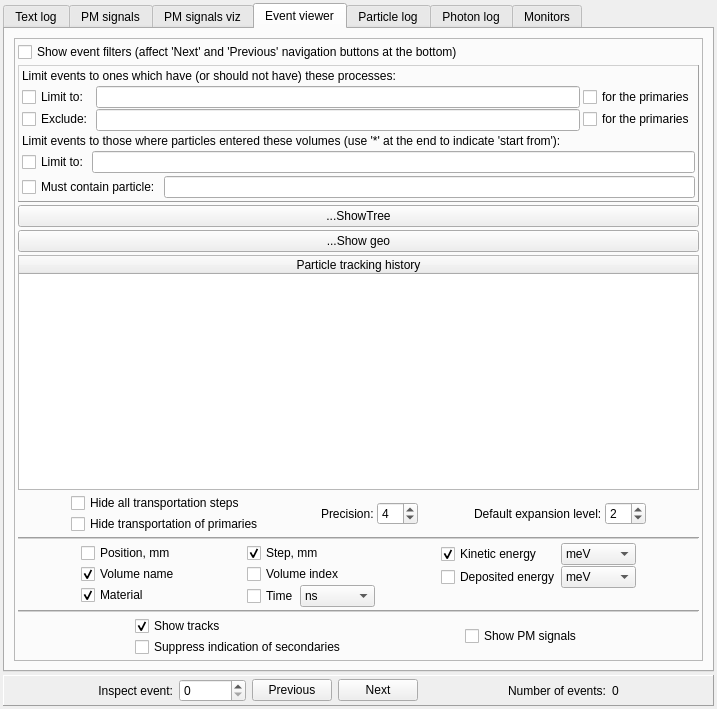
First picture: the form in src/gui/outputwindow.ui, repository andrmor/ANTS2, before the edit.
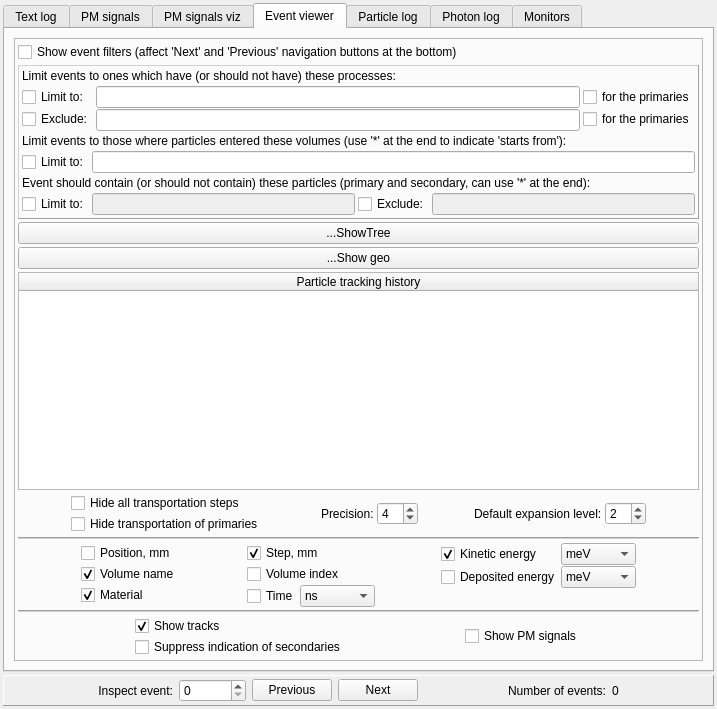
Second picture: the form after the edit.

```diff
--- a/src/gui/outputwindow.ui
+++ b/src/gui/outputwindow.ui
@@ -869,7 +869,7 @@
               <item>
                <widget class="QLabel" name="label_32">
                 <property name="text">
-                 <string>Limit events to those where particles entered these volumes (use '*' at the end to indicate 'start from'):</string>
+                 <string>Limit events to those where particles entered these volumes (use '*' at the end to indicate 'starts from'):</string>
                 </property>
                </widget>
               </item>
@@ -890,6 +890,13 @@
                 </item>
                </layout>
               </item>
+              <item>
+               <widget class="QLabel" name="label_33">
+                <property name="text">
+                 <string>Event should contain (or should not contain) these particles (primary and secondary, can use '*' at the end):</string>
+                </property>
+               </widget>
+              </item>
               <item>
                <layout class="QHBoxLayout" name="horizontalLayout_32">
                 <property name="topMargin">
@@ -898,12 +905,30 @@
                 <item>
                  <widget class="QCheckBox" name="cbLimitToParticle">
                   <property name="text">
-                   <string>Must contain particle:</string>
+                   <string>Limit to:</string>
                   </property>
                  </widget>
                 </item>
                 <item>
-                 <widget class="QLineEdit" name="leLimitToParticle"/>
+                 <widget class="QLineEdit" name="leLimitToParticles">
+                  <property name="enabled">
+                   <bool>false</bool>
+                  </property>
+                 </widget>
+                </item>
+                <item>
+                 <widget class="QCheckBox" name="cbExcludeParticles">
+                  <property name="text">
+                   <string>Exclude:</string>
+                  </property>
+                 </widget>
+                </item>
+                <item>
+                 <widget class="QLineEdit" name="leExcludeParticles">
+                  <property name="enabled">
+                   <bool>false</bool>
+                  </property>
+                 </widget>
                 </item>
                </layout>
               </item>
```
Left out of the diff: 164 changed lines with no effect on the pictures.
